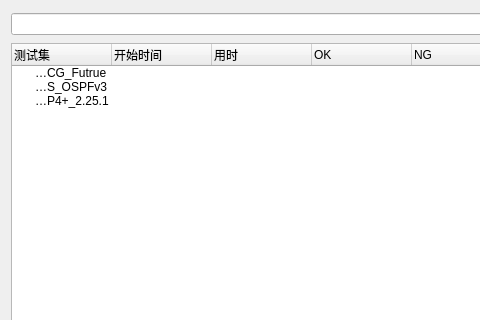
Above: loganalysis.ui from SakuraMYK/AutoMationTools before the change; both pictures show x 0 to 480 and y 0 to 320 of the 1040 by 529 pixel window. Below: the same form after it.
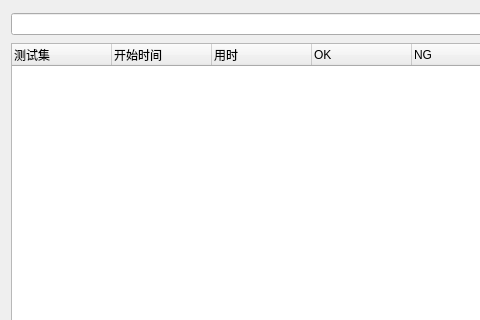
That is the form after the change.

What changed in the file:
```diff
--- a/loganalysis.ui
+++ b/loganalysis.ui
@@ -114,75 +114,6 @@
          <string>通过率</string>
         </property>
        </column>
-       <item>
-        <property name="text">
-         <string>TBS_ACG_Futrue</string>
-        </property>
-        <property name="text">
-         <string/>
-        </property>
-        <property name="text">
-         <string/>
-        </property>
-        <property name="text">
-         <string/>
-        </property>
-        <property name="text">
-         <string/>
-        </property>
-        <property name="text">
-         <string/>
-        </property>
-        <property name="text">
-         <string/>
-        </property>
-        <property name="text">
-         <string/>
-        </property>
-        <property name="text">
-         <string/>
-        </property>
-        <property name="text">
-         <string/>
-        </property>
-       </item>
-       <item>
-        <property name="text">
-         <string>TBS_BAS_OSPFv3</string>
-        </property>
-       </item>
-       <item>
-        <property name="text">
-         <string>TBS_BAS_BGP4+_2.25.1</string>
-        </property>
-        <property name="text">
-         <string/>
-        </property>
-        <property name="text">
-         <string/>
-        </property>
-        <property name="text">
-         <string/>
-        </property>
-        <property name="text">
-         <string/>
-        </property>
-        <property name="text">
-         <string/>
-        </property>
-        <property name="text">
-         <string/>
-        </property>
-        <property name="text">
-         <string/>
-        </property>
-        <property name="text">
-         <string/>
-        </property>
-        <property name="text">
-         <string/>
-        </property>
-       </item>
       </widget>
      </item>
     </layout>
```
